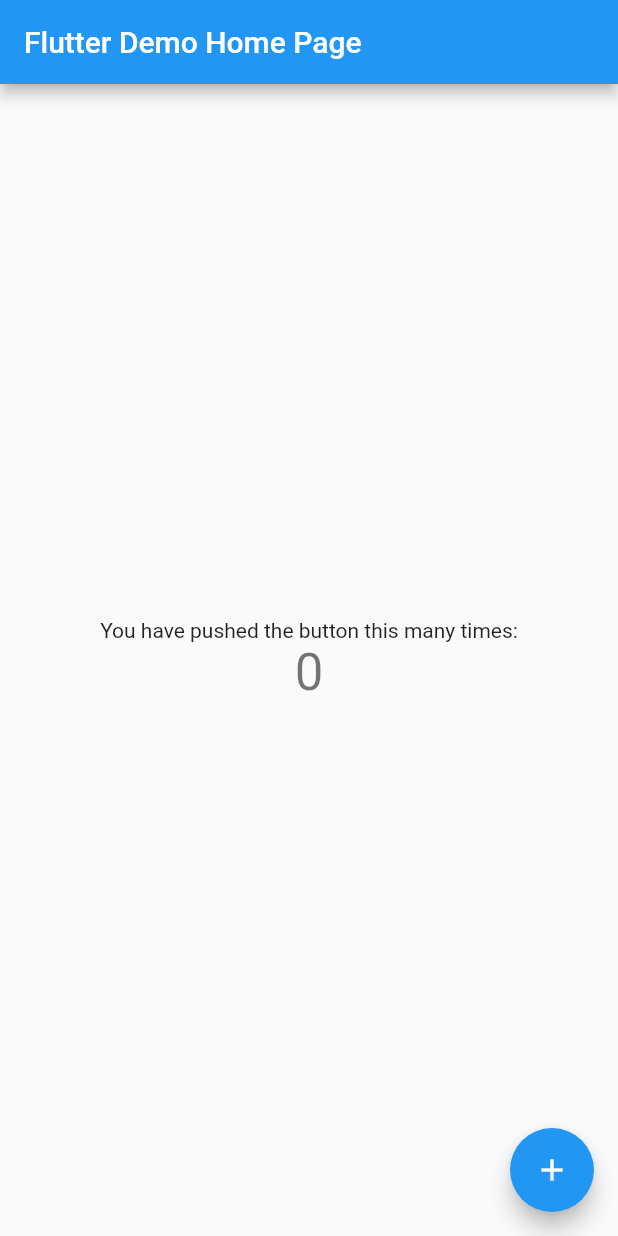
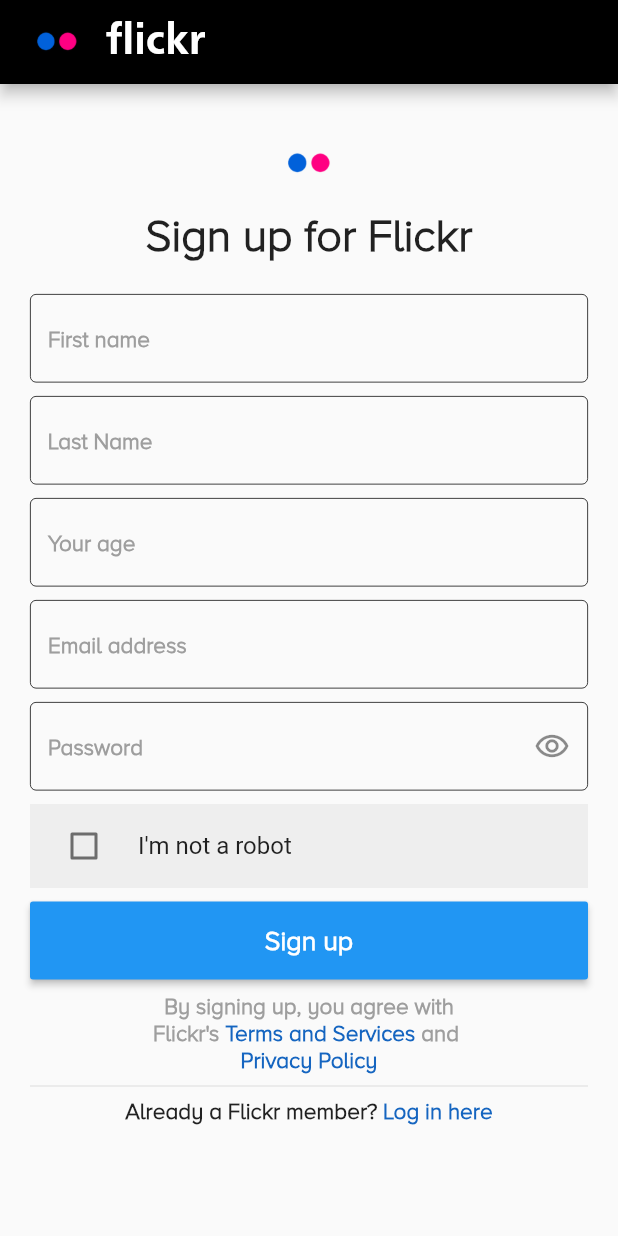
Before and after one commit to AyaAbdulwahab/flickr_android_team, a Flutter app: the screen it shows after launch, on a phone screen of 412 x 824 dp. Run offline on Flutter 3.47's test engine with Material 2 defaults, Android fonts, the phone set to English and light mode, and no system bars; our stand-ins replace email_validator; missing offline and left inert: g_captcha.

Commit message:
Non functional Sign up page

```diff
--- /dev/null
+++ b/lib/Views/sign_up.dart
@@ -0,0 +1,224 @@
+import 'package:email_validator/email_validator.dart';
+import 'package:flickr/Widgets/text_field_widget.dart';
+import 'package:flutter/material.dart';
+import 'package:g_captcha/g_captcha.dart';
+
+class SignUp extends StatefulWidget {
+  @override
+  _SignUpState createState() => _SignUpState();
+}
+
+class _SignUpState extends State<SignUp> {
+  bool notRobot = false;
+  final _formKey = GlobalKey<FormState>();
+  String _firstName = "";
+  String _lastName = "";
+  String _age = "";
+  String _email = "";
+  String _password = "";
+  bool _obscureText = true;
+  bool passwordHint=false;
+  String CAPTCHA_SITE_KEY = "6LeePrkaAAAAAF1Tx8KEoVpDqCrHJDfwKPmsX5vX";
+
+  @override
+  Widget build(BuildContext context) {
+    return Scaffold(
+      appBar: AppBar(
+        backgroundColor: Colors.black,
+        leading: Padding(
+          padding: const EdgeInsets.fromLTRB(20.0, 20.0, 0.0, 20.0),
+          child: Image(
+            image: AssetImage('assets/flickr-logo.png'),
+            height: 10.0,
+            width: 10.0,
+          ),
+        ),
+        title: Text(
+          'flickr',
+          style: TextStyle(
+              fontSize: 30.0,
+              fontWeight: FontWeight.w700,
+              fontFamily: 'Frutiger'),
+        ),
+      ),
+      body: SingleChildScrollView(
+        child: Padding(
+          padding: const EdgeInsets.symmetric(vertical: 8.0, horizontal: 20.0),
+          child: Form(
+            key: _formKey,
+            child: Column(
+              crossAxisAlignment: CrossAxisAlignment.center,
+              mainAxisSize: MainAxisSize.min,
+              children: [
+                SizedBox(
+                  height: 30.0,
+                ),
+                Image(
+                  image: AssetImage('assets/flickr-logo.png'),
+                  width: 30.0,
+                  height: 30.0,
+                ),
+                SizedBox(
+                  height: 15.0,
+                ),
+                Text(
+                  'Sign up for Flickr',
+                  style: TextStyle(
+                      fontSize: 30.0,
+                      fontFamily: 'ProximaNova',
+                      fontWeight: FontWeight.bold),
+                ),
+                SizedBox(
+                  height: 20.0,
+                ),
+                TextFormField(
+                  //initialValue: 'First name',
+                  decoration: textInputDecoration.copyWith(
+                      hintText: 'First name', hintStyle: addTextStyle),
+                  validator: (val) => val.isEmpty ? "Required" : null,
+                  onChanged: (val) => _firstName = val,
+                ),
+                SizedBox(
+                  height: 9.0,
+                ),
+                TextFormField(
+                  decoration: textInputDecoration.copyWith(
+                      hintText: 'Last Name', hintStyle: addTextStyle),
+                  onChanged: (val) => _lastName = val,
+                  validator: (val) => val.isEmpty ? "Required" : null,
+                ),
+                SizedBox(
+                  height: 9.0,
+                ),
+                TextFormField(
+                  onChanged: (val) => _age = val,
+                  decoration: textInputDecoration.copyWith(
+                      hintText: 'Your age', hintStyle: addTextStyle),
+                  validator: (val) => val.isEmpty ? "Required" : ( int.parse(val)<13?"In order to sign up you must be 13 or older":null),
+                ),
+                SizedBox(
+                  height: 9.0,
+                ),
+                TextFormField(
+                  validator: (val) => val.isEmpty ? "Required" : EmailValidator.validate(_email)?null:'Invalid email',
+                  decoration: textInputDecoration.copyWith(
+                      hintText: 'Email address', hintStyle: addTextStyle),
+                  onChanged: (val) {},
+                ),
+                SizedBox(
+                  height: 9.0,
+                ),
+                TextFormField(
+                  onTap: ()async{
+                    setState((){passwordHint=true;});},
+                  validator: (val) => val.isEmpty ? "Required" : null,
+                  decoration: textInputDecoration.copyWith(
+                      hintText: 'Password',
+                      hintStyle: addTextStyle,
+                      suffixIcon: IconButton(
+                          icon: Icon(Icons.remove_red_eye_outlined),
+                          onPressed: () => setState(() {
+                                _obscureText = !_obscureText;
+                              }))),
+                  obscureText: _obscureText,
+                  onChanged: (val) {},
+                ),
+                if(passwordHint==true)
+                Column(
+                  crossAxisAlignment: CrossAxisAlignment.start,
+                  children: [
+                  addText('Please use at least:', false),
+                  Row(
+                    mainAxisAlignment: MainAxisAlignment.spaceBetween,
+                    children: [
+                    addText('12 characters', false),
+                    addText('No leading spaces', false),
+                  ],)
+                ],),
+                SizedBox(
+                  height: 9.0,
+                ),
+                CheckboxListTile(
+                    value: notRobot,
+                    tileColor: Colors.grey[200],
+                    controlAffinity: ListTileControlAffinity.leading,
+                    title: Text("I'm not a robot"),
+                    onChanged: (val) => _openReCaptcha),
+
+                SizedBox(
+                  height: 9.0,
+                ),
+                SizedBox(
+                  width: double.infinity,
+                  child: RaisedButton(
+                      onPressed: () async {
+                        if (_formKey.currentState.validate()) {
+
+                        }
+                      },
+                      color: Colors.blue,
+                      padding: EdgeInsets.symmetric(vertical: 15.0),
+                      child: Text(
+                        'Sign up',
+                        style: TextStyle(
+                            fontFamily: 'ProximaNova',
+                            fontWeight: FontWeight.bold,
+                            fontSize: 18.0,
+                            color: Colors.white),
+                      )),
+                ),
+                SizedBox(height: 9.0),
+                addText('By signing up, you agree with', false),
+                Row(
+                  mainAxisAlignment: MainAxisAlignment.center,
+                  children: [
+                    Text('Flickr\'s ', style: addTextStyle),
+                    InkWell(
+                      child: addText('Terms and Services', true),
+                      onTap: () {},
+                    ),
+                    addText(' and ', false)
+                  ],
+                ),
+                InkWell(
+                  child: addText('Privacy Policy', true),
+                  onTap: () {},
+                ),
+                Divider(),
+                Row(mainAxisAlignment: MainAxisAlignment.center, children: [
+                  Text('Already a Flickr member? ',
+                      style: TextStyle(
+                        fontSize: 15.0,
+                        fontFamily: 'ProximaNova', fontWeight: FontWeight.bold,
+                        //letterSpacing: 1.0
+                      )),
+                  InkWell(
+                    child: addText('Log in here', true),
+                  ),
+                ])
+              ],
+            ),
+          ),
+        ),
+      ),
+    );
+  }
+
+  _openReCaptcha() async {
+    String tokenResult =
+        await GCaptcha.reCaptcha("6LeePrkaAAAAAF1Tx8KEoVpDqCrHJDfwKPmsX5vX");
+    print('tokenResult: $tokenResult');
+    // Fluttertoast.showToast(msg: tokenResult, timeInSecForIosWeb: 4);
+
+    // setState
+  }
+}
+
+
+
+const addTextStyle = TextStyle(
+  fontSize: 15.0,
+  color: Colors.grey,
+  fontFamily: 'ProximaNova', fontWeight: FontWeight.bold,
+  //letterSpacing: 1.0
+);
--- /dev/null
+++ b/lib/Widgets/text_field_widget.dart
@@ -0,0 +1,20 @@
+import 'package:flutter/material.dart';
+
+const textInputDecoration = InputDecoration(
+  enabledBorder: OutlineInputBorder(borderSide: BorderSide(width: 0.5)),
+  focusedBorder: OutlineInputBorder(borderSide: BorderSide(width: 0.5)),
+  errorBorder: OutlineInputBorder(borderSide: BorderSide(width: 0.5, color: Colors.red)),
+  focusedErrorBorder: OutlineInputBorder(borderSide: BorderSide(width: 0.5, color: Colors.red)),
+);
+
+Widget addText(String data, bool hyperlink) {
+  return Text(
+    data,
+    style: TextStyle(
+      fontSize: 15.0,
+      color: hyperlink ? Colors.blue[800] : Colors.grey,
+      fontFamily: 'ProximaNova',
+      fontWeight: FontWeight.bold,
+    ),
+  );
+}
--- a/lib/main.dart
+++ b/lib/main.dart
@@ -1,3 +1,4 @@
+import 'package:flickr/Views/sign_up.dart';
 import 'package:flutter/material.dart';
 
 void main() {
@@ -22,92 +23,7 @@
         // is not restarted.
         primarySwatch: Colors.blue,
       ),
-      home: MyHomePage(title: 'Flutter Demo Home Page'),
+      home: SignUp(),
     );
   }
 }
-
-class MyHomePage extends StatefulWidget {
-  MyHomePage({Key key, this.title}) : super(key: key);
-
-  // This widget is the home page of your application. It is stateful, meaning
-  // that it has a State object (defined below) that contains fields that affect
-  // how it looks.
-
-  // This class is the configuration for the state. It holds the values (in this
-  // case the title) provided by the parent (in this case the App widget) and
-  // used by the build method of the State. Fields in a Widget subclass are
-  // always marked "final".
-
-  final String title;
-
-  @override
-  _MyHomePageState createState() => _MyHomePageState();
-}
-
-class _MyHomePageState extends State<MyHomePage> {
-  int _counter = 0;
-
-  void _incrementCounter() {
-    setState(() {
-      // This call to setState tells the Flutter framework that something has
-      // changed in this State, which causes it to rerun the build method below
-      // so that the display can reflect the updated values. If we changed
-      // _counter without calling setState(), then the build method would not be
-      // called again, and so nothing would appear to happen.
-      _counter++;
-    });
-  }
-
-  @override
-  Widget build(BuildContext context) {
-    // This method is rerun every time setState is called, for instance as done
-    // by the _incrementCounter method above.
-    //
-    // The Flutter framework has been optimized to make rerunning build methods
-    // fast, so that you can just rebuild anything that needs updating rather
-    // than having to individually change instances of widgets.
-    return Scaffold(
-      appBar: AppBar(
-        // Here we take the value from the MyHomePage object that was created by
-        // the App.build method, and use it to set our appbar title.
-        title: Text(widget.title),
-      ),
-      body: Center(
-        // Center is a layout widget. It takes a single child and positions it
-        // in the middle of the parent.
-        child: Column(
-          // Column is also a layout widget. It takes a list of children and
-          // arranges them vertically. By default, it sizes itself to fit its
-          // children horizontally, and tries to be as tall as its parent.
-          //
-          // Invoke "debug painting" (press "p" in the console, choose the
-          // "Toggle Debug Paint" action from the Flutter Inspector in Android
-          // Studio, or the "Toggle Debug Paint" command in Visual Studio Code)
-          // to see the wireframe for each widget.
-          //
-          // Column has various properties to control how it sizes itself and
-          // how it positions its children. Here we use mainAxisAlignment to
-          // center the children vertically; the main axis here is the vertical
-          // axis because Columns are vertical (the cross axis would be
-          // horizontal).
-          mainAxisAlignment: MainAxisAlignment.center,
-          children: <Widget>[
-            Text(
-              'You have pushed the button this many times:',
-            ),
-            Text(
-              '$_counter',
-              style: Theme.of(context).textTheme.headline4,
-            ),
-          ],
-        ),
-      ),
-      floatingActionButton: FloatingActionButton(
-        onPressed: _incrementCounter,
-        tooltip: 'Increment',
-        child: Icon(Icons.add),
-      ), // This trailing comma makes auto-formatting nicer for build methods.
-    );
-  }
-}
```
Also changed, not shown: pubspec.yaml (+14 -8 lines), assets/flickr-logo.png (added), fonts/Frutiger.ttf (added), fonts/Frutiger_bold.ttf (added), fonts/Proxima_Nova_Alt_Light.otf (added), pubspec.lock.
